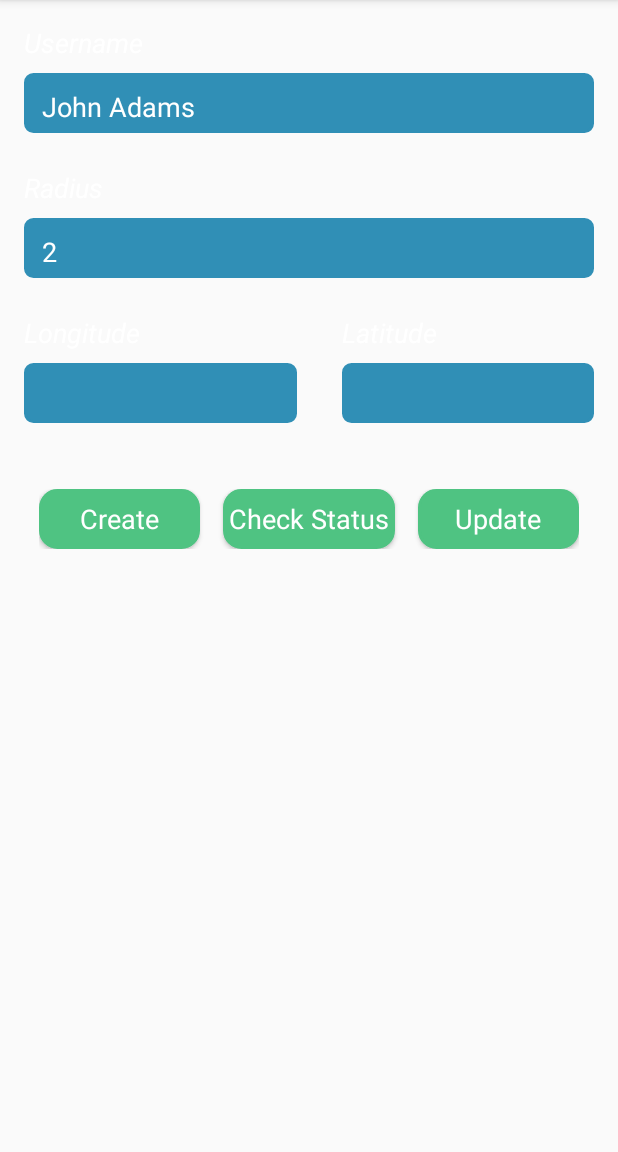
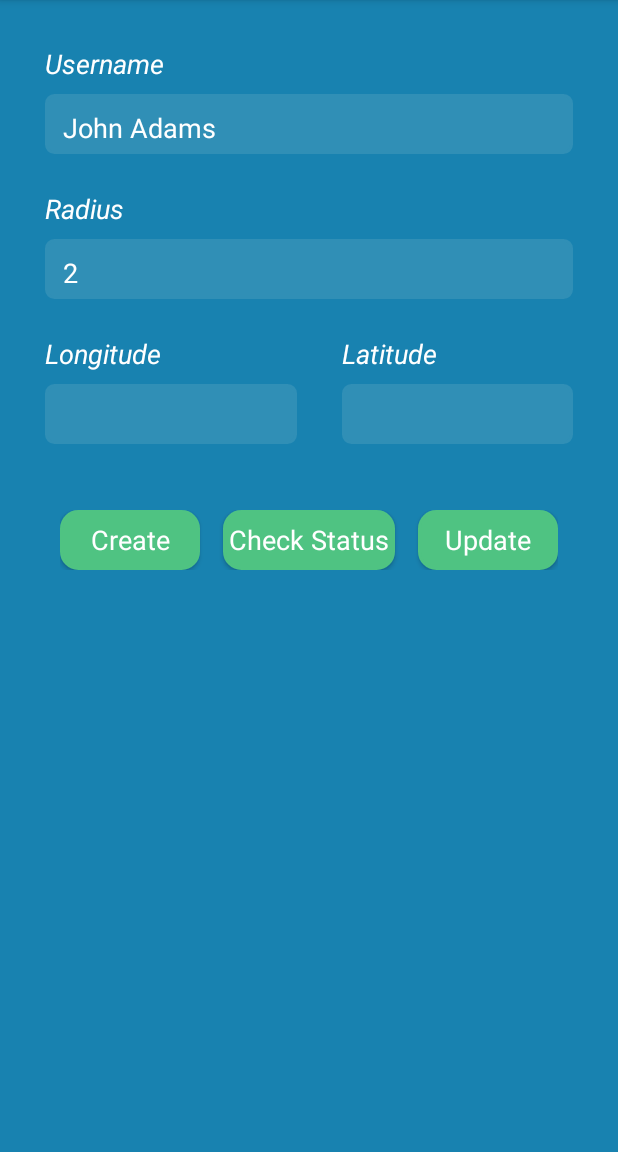
Before and after one commit to ProjectPlayground/digitalLeashParent, an Android app: the screen it shows after launch (MainActivity), on a phone screen of 412 x 824 dp, the part 84-1236 px from its top. Run offline under Robolectric (Android 15) with nearby library versions, the phone set to English and light mode, and no system bars.

Commit message:
margins changed

```diff
--- a/app/src/main/res/layout/activity_main.xml
+++ b/app/src/main/res/layout/activity_main.xml
@@ -8,7 +8,8 @@
     android:paddingLeft="@dimen/activity_horizontal_margin"
     android:paddingRight="@dimen/activity_horizontal_margin"
     android:paddingTop="@dimen/activity_vertical_margin"
-    tools:context="com.geogehigbie.digitalleashparent.MainActivity">
+    tools:context="com.geogehigbie.digitalleashparent.MainActivity"
+    android:background="@color/backgroundColor">
 
             <LinearLayout
                 android:id="@+id/linearUpper"
--- a/app/src/main/res/values/dimens.xml
+++ b/app/src/main/res/values/dimens.xml
@@ -1,7 +1,7 @@
 <resources>
     <!-- Default screen margins, per the Android Design guidelines. -->
-    <dimen name="activity_horizontal_margin">16dp</dimen>
-    <dimen name="activity_vertical_margin">16dp</dimen>
+    <dimen name="activity_horizontal_margin">30dp</dimen>
+    <dimen name="activity_vertical_margin">30dp</dimen>
     <dimen name="edit_text_bottom_margin">24dp</dimen>
     <dimen name="under_text_bottom_margin">8dp</dimen>
     <dimen name="edit_text_paddingTop">10dp</dimen>
```
